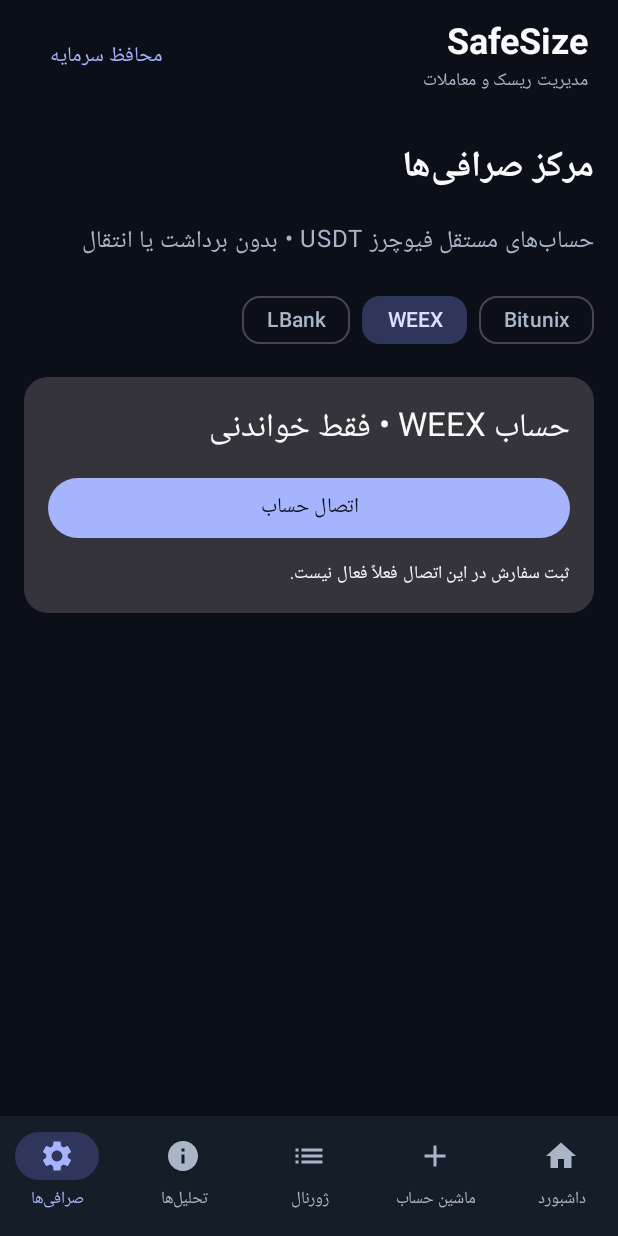
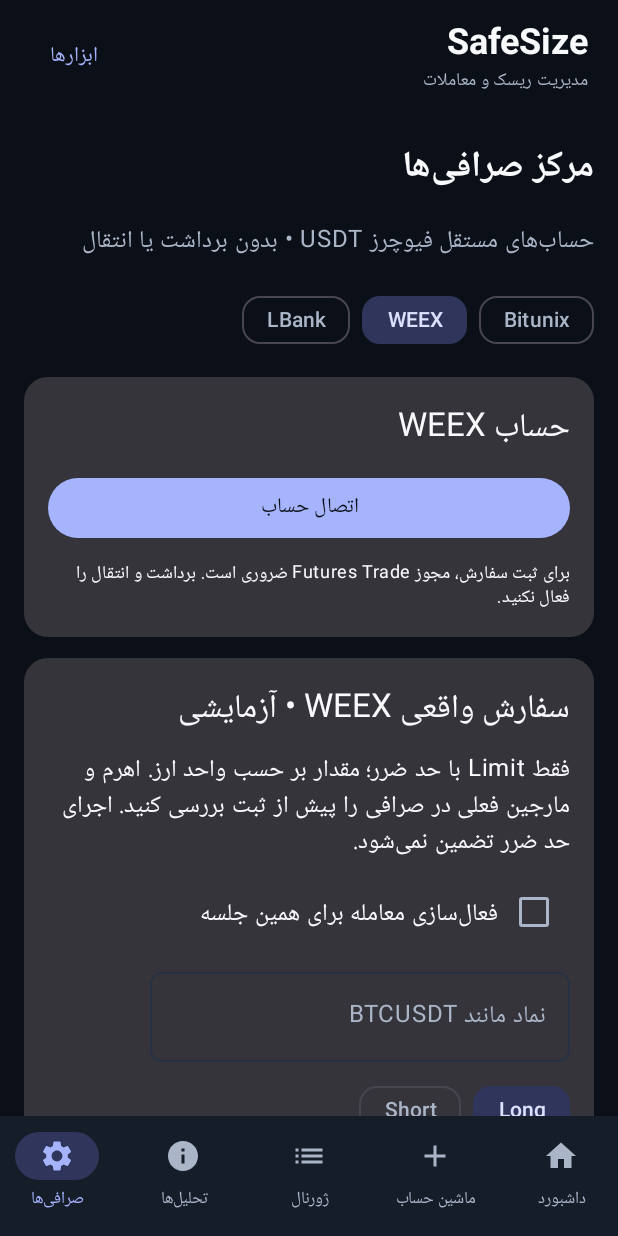
Before and after one commit to aliprogrammer75/SafeSize, an Android app built with Jetpack Compose: the ExchangeHubScreen screen opened through its navigation route, after a tap on "WEEX", on a phone screen of 412 x 824 dp. Run offline under Robolectric (Android 15) with nearby library versions, the phone set to English and light mode, and no system bars; our stand-ins replace Room's generated code; pictures from the network do not load.

Commit message:
Add WEEX order preview and fill journal, offline coaching, discipline score, backup and periodic risk notifications

```diff
--- a/app/build.gradle.kts
+++ b/app/build.gradle.kts
@@ -46,6 +46,7 @@ dependencies {
     implementation(libs.androidx.material3)
     implementation(libs.androidx.room.runtime)
     implementation(libs.androidx.room.ktx)
+    implementation("androidx.work:work-runtime-ktx:2.9.1")
     ksp(libs.androidx.room.compiler)
     implementation(libs.androidx.navigation.compose)
     implementation(libs.kotlinx.serialization.json)
--- a/app/src/main/AndroidManifest.xml
+++ b/app/src/main/AndroidManifest.xml
@@ -2,6 +2,7 @@
 <manifest xmlns:android="http://schemas.android.com/apk/res/android">
 
     <uses-permission android:name="android.permission.INTERNET" />
+    <uses-permission android:name="android.permission.POST_NOTIFICATIONS" />
 
     <application
         android:usesCleartextTraffic="false"
--- a/app/src/main/java/com/example/MainActivity.kt
+++ b/app/src/main/java/com/example/MainActivity.kt
@@ -42,6 +42,7 @@ import androidx.navigation.compose.rememberNavController
 import com.example.ui.DashboardScreen
 import com.example.ui.ExchangeHubScreen
 import com.example.ui.RiskStudioScreen
+import com.example.ui.ProductToolsScreen
 import androidx.compose.material3.TextButton
 import com.example.ui.BitunixTradingScreen
 import com.example.ui.TradeAnalyticsScreen
@@ -80,7 +81,7 @@ fun MainScreen() {
                         Text("SafeSize", style = MaterialTheme.typography.headlineSmall, fontWeight = FontWeight.Bold)
                         Text("مدیریت ریسک و معاملات", style = MaterialTheme.typography.labelMedium, color = MaterialTheme.colorScheme.onSurfaceVariant)
                     }
-                    TextButton(onClick = { navController.navigate("risk") { launchSingleTop = true } }) { Text("محافظ سرمایه") }
+                    TextButton(onClick = { navController.navigate("tools") { launchSingleTop = true } }) { Text("ابزارها") }
                 }
             }
         },
@@ -129,6 +130,7 @@ fun MainScreen() {
             composable("exchange") { ExchangeHubScreen(onTrade = { navController.navigate("bitunix-trade") }) }
             composable("bitunix-trade") { BitunixTradingScreen() }
             composable("risk") { RiskStudioScreen(viewModel) }
+            composable("tools") { ProductToolsScreen(viewModel, onRisk = { navController.navigate("risk") }) }
         }
     }
 }
--- a/app/src/main/java/com/example/data/Trade.kt
+++ b/app/src/main/java/com/example/data/Trade.kt
@@ -3,6 +3,7 @@ package com.example.data
 import androidx.room.Entity
 import androidx.room.PrimaryKey
 
+@kotlinx.serialization.Serializable
 @Entity(tableName = "trades")
 data class Trade(
     @PrimaryKey(autoGenerate = true) val id: Int = 0,
--- a/app/src/main/java/com/example/ui/ExchangeHubScreen.kt
+++ b/app/src/main/java/com/example/ui/ExchangeHubScreen.kt
@@ -44,7 +44,13 @@ fun ExchangeHubScreen(onTrade: () -> Unit) {
                 BitunixAccountCard()
                 Button(onClick = onTrade, modifier = Modifier.fillMaxWidth()) { Text("مدیریت سفارش‌های Bitunix") }
                 ExchangeJournal()
-            } else OtherAccount(selected)
+            } else {
+                OtherAccount(selected)
+                if (selected == "weex") {
+                    WeexTradingCard()
+                    ExchangeJournal("weex")
+                }
+            }
         }
     }
 }
@@ -78,7 +84,7 @@ private fun OtherAccount(exchange: String) {
     LaunchedEffect(Unit) { refresh() }
     Card {
         Column(Modifier.fillMaxWidth().padding(16.dp), verticalArrangement = Arrangement.spacedBy(10.dp)) {
-            Text(if (exchange == "weex") "حساب WEEX • فقط خواندنی" else "LBank • اتصال آزمایشی", style = MaterialTheme.typography.titleLarge)
+            Text(if (exchange == "weex") "حساب WEEX" else "LBank • اتصال آزمایشی", style = MaterialTheme.typography.titleLarge)
             if (busy) LinearProgressIndicator(Modifier.fillMaxWidth())
             if (error.isNotBlank()) Text(error, color = MaterialTheme.colorScheme.error)
             data?.let { a ->
@@ -108,12 +114,12 @@ private fun OtherAccount(exchange: String) {
                     TextButton(onClick = { disconnect = true }, enabled = !busy) { Text("حذف کلید") }
                 }
             }
-            Text("ثبت سفارش در این اتصال فعلاً فعال نیست.", style = MaterialTheme.typography.bodySmall)
+            Text(if (exchange == "weex") "برای ثبت سفارش، مجوز Futures Trade ضروری است. برداشت و انتقال را فعال نکنید." else "ثبت سفارش در این اتصال فعال نیست.", style = MaterialTheme.typography.bodySmall)
         }
     }
     if (edit) {
         var api by remember { mutableStateOf("") }; var secret by remember { mutableStateOf("") }; var pass by remember { mutableStateOf("") }
-        AlertDialog(onDismissRequest = { if (!busy) edit = false }, title = { Text("کلید API فقط خواندنی") }, text = {
+        AlertDialog(onDismissRequest = { if (!busy) edit = false }, title = { Text("اتصال کلید API") }, text = {
             Column(verticalArrangement = Arrangement.spacedBy(8.dp)) {
                 if (exchange == "lbank") Text("کلید HmacSHA256 فیوچرز؛ این اتصال آزمایشی است.")
                 CompositionLocalProvider(LocalLayoutDirection provides LayoutDirection.Ltr) {
@@ -167,7 +173,7 @@ private fun csvField(raw: String): String {
 }
 
 @Composable
-private fun ExchangeJournal() {
+private fun ExchangeJournal(exchange: String = "bitunix") {
     val context = LocalContext.current.applicationContext
     val scope = rememberCoroutineScope()
     val prefs = remember { context.getSharedPreferences("exchange_journal_v1", 0) }
@@ -197,8 +203,8 @@ private fun ExchangeJournal() {
         } else exportText = ""
     }
     suspend fun loadLocal(): BitunixCredentials? {
-        val c = withContext(Dispatchers.IO) { BitunixVault(context).load() }
-        val tag = c?.let { accountTag(it.apiKey) } ?: ""
+        val c = withContext(Dispatchers.IO) { BitunixVault(context, exchange).load() }
+        val tag = c?.let { if (exchange == "bitunix") accountTag(it.apiKey) else accountTag(exchange + ":" + it.apiKey) } ?: ""
         if (tag != owner) {
             owner = tag
             entries = if (tag.isBlank()) emptyList() else decodeHistory(prefs.getString(tag + "_history", "[]") ?: "[]")
@@ -217,8 +223,8 @@ private fun ExchangeJournal() {
     val sum = pnl.fold(BigDecimal.ZERO) { a, b -> a + b }
     Card {
         Column(Modifier.fillMaxWidth().padding(16.dp), verticalArrangement = Arrangement.spacedBy(8.dp)) {
-            Text("ژورنال صرافی Bitunix", style = MaterialTheme.typography.titleLarge)
-            Text("تاریخچه ذخیره‌شده روی گوشی؛ حداکثر ۵۰۰ رکورد اخیر. سود خام قبل از کارمزد و فاندینگ.")
+            Text(if (exchange == "weex") "ژورنال اجرای معاملات WEEX" else "ژورنال صرافی Bitunix", style = MaterialTheme.typography.titleLarge)
+            Text(if (exchange == "weex") "۱۰۰ اجرای اخیر در ۷ روز گذشته؛ هر اجرا یک رکورد است، نه یک معامله کامل. فاندینگ دریافت نمی‌شود." else "تاریخچه ذخیره‌شده روی گوشی؛ حداکثر ۵۰۰ رکورد اخیر. سود خام قبل از کارمزد و فاندینگ.")
             if (lastSync > 0) Text("آخرین دریافت: " + DateFormat.getDateTimeInstance().format(Date(lastSync)), style = MaterialTheme.typography.labelSmall)
             Button(enabled = !busy, onClick = {
                 busy = true; status = ""
@@ -226,9 +232,9 @@ private fun ExchangeJournal() {
                     try {
                         val c = loadLocal() ?: error("ابتدا حساب را متصل کنید")
                         val tag = owner
-                        val fresh = BitunixClient.history(c)
-                        val current = withContext(Dispatchers.IO) { BitunixVault(context).load() }
-                        require(current != null && accountTag(current.apiKey) == tag)
+                        val fresh = if (exchange == "weex") ExchangeReadClient.weexHistory(c) else BitunixClient.history(c)
+                        val current = withContext(Dispatchers.IO) { BitunixVault(context, exchange).load() }
+                        require(current != null && (if (exchange == "bitunix") accountTag(current.apiKey) else accountTag(exchange + ":" + current.apiKey)) == tag)
                         entries = (fresh + entries).distinctBy { it.id }.sortedByDescending { it.time }.take(500)
                         lastSync = System.currentTimeMillis()
                         prefs.edit().putString(tag + "_history", encodeHistory(entries)).putLong(tag + "_sync", lastSync).apply()
@@ -257,10 +263,10 @@ private fun ExchangeJournal() {
                             val rows = mutableListOf("exchange,symbol,side,realized_pnl_before_fees,funding,fee,updated_at_ms,position_id,strategy,note")
                             shown.forEach { e ->
                                 val n = notes[e.id]
-                                rows.add(listOf("Bitunix", e.symbol, e.side, e.pnl, e.funding, e.fee, e.time.toString(), e.id, n?.strategy ?: "", n?.note ?: "").joinToString(",") { csvField(it) })
+                                rows.add(listOf(exchange, e.symbol, e.side, e.pnl, e.funding, e.fee, e.time.toString(), e.id, n?.strategy ?: "", n?.note ?: "").joinToString(",") { csvField(it) })
                             }
                             exportText = "\uFEFF" + rows.joinToString("\r\n")
-                            export.launch("SafeSize-Bitunix.csv")
+                            export.launch("SafeSize-" + exchange + ".csv")
                         } catch (e: CancellationException) { throw e }
                         catch (_: Exception) { status = "حساب تغییر کرده یا خروجی ناموفق است"; exportText = "" }
                     }
--- /dev/null
+++ b/app/src/main/java/com/example/ui/WeexTradingCard.kt
@@ -0,0 +1,74 @@
+package com.example.ui
+import androidx.compose.foundation.layout.*
+import androidx.compose.material3.*
+import androidx.compose.runtime.*
+import androidx.compose.ui.Modifier
+import androidx.compose.ui.platform.LocalContext
+import androidx.compose.ui.unit.dp
+import com.example.data.*
+import kotlinx.coroutines.*
+import java.util.UUID
+import java.util.Locale
+
+@Composable
+fun WeexTradingCard() {
+    val context = LocalContext.current.applicationContext
+    val scope = rememberCoroutineScope()
+    val pending = remember { context.getSharedPreferences("weex_pending_v1", 0) }
+    var symbol by remember { mutableStateOf("") }
+    var direction by remember { mutableStateOf("LONG") }
+    var qty by remember { mutableStateOf("") }
+    var price by remember { mutableStateOf("") }
+    var stop by remember { mutableStateOf("") }
+    var tp by remember { mutableStateOf("") }
+    var enabled by remember { mutableStateOf(false) }
+    var busy by remember { mutableStateOf(false) }
+    var draft by remember { mutableStateOf<WeexDraft?>(null) }
+    var unresolved by remember { mutableStateOf(pending.getString("id", "") ?: "") }
+    var result by remember { mutableStateOf("") }
+    val valid = symbol.matches(Regex("[A-Z0-9]{2,20}USDT")) && listOf(qty, price, stop).all { it.toBigDecimalOrNull()?.signum() == 1 } &&
+        (if (direction == "LONG") stop.toBigDecimalOrNull()?.let { s -> price.toBigDecimalOrNull()?.let { s < it } } == true else stop.toBigDecimalOrNull()?.let { s -> price.toBigDecimalOrNull()?.let { s > it } } == true)
+    Card {
+        Column(Modifier.fillMaxWidth().padding(16.dp), verticalArrangement = Arrangement.spacedBy(8.dp)) {
+            Text("سفارش واقعی WEEX • آزمایشی", style = MaterialTheme.typography.titleLarge)
+            Text("فقط Limit با حد ضرر؛ مقدار بر حسب واحد ارز. اهرم و مارجین فعلی در صرافی را پیش از ثبت بررسی کنید. اجرای حد ضرر تضمین نمی‌شود.")
+            Row { Checkbox(enabled, { enabled = it }, enabled = !busy); Text("فعال‌سازی معامله برای همین جلسه", modifier = Modifier.padding(top = 12.dp)) }
+            OutlinedTextField(symbol, { symbol = it.uppercase(Locale.US).replace("/", "").trim() }, label = { Text("نماد مانند BTCUSDT") }, singleLine = true)
+            Row(horizontalArrangement = Arrangement.spacedBy(8.dp)) {
+                FilterChip(direction == "LONG", { direction = "LONG" }, { Text("Long") }, enabled = !busy)
+                FilterChip(direction == "SHORT", { direction = "SHORT" }, { Text("Short") }, enabled = !busy)
+            }
+            OutlinedTextField(qty, { qty = it }, label = { Text("حجم به واحد ارز") }, singleLine = true)
+            OutlinedTextField(price, { price = it }, label = { Text("قیمت Limit") }, singleLine = true)
+            OutlinedTextField(stop, { stop = it }, label = { Text("حد ضرر") }, singleLine = true)
+            OutlinedTextField(tp, { tp = it }, label = { Text("حد سود اختیاری") }, singleLine = true)
+            Button(enabled = valid && enabled && !busy && unresolved.isBlank(), onClick = {
+                draft = WeexDraft(symbol, direction, "LIMIT", qty, price, stop, tp, UUID.randomUUID().toString().replace("-", ""))
+            }) { Text("پیش‌نمایش سفارش") }
+            if (unresolved.isNotBlank()) {
+                Text("شناسه درخواست نامشخص: " + unresolved + "؛ قبل از هر ارسال بعدی، وضعیت را در خود صرافی بررسی کنید.", color = MaterialTheme.colorScheme.error)
+                TextButton(enabled = !busy, onClick = { pending.edit().remove("id").commit(); unresolved = ""; enabled = false }) { Text("وضعیت را در صرافی بررسی کردم") }
+            }
+            if (busy) LinearProgressIndicator(Modifier.fillMaxWidth())
+            if (result.isNotBlank()) Text(result)
+        }
+    }
+    draft?.let { d -> AlertDialog(onDismissRequest = { draft = null }, title = { Text("تأیید سفارش واقعی") },
+        text = { Text(d.symbol + " • " + d.position + "\nحجم: " + d.qty + "\nقیمت: " + d.price + "\nحد ضرر: " + d.stop + "\nحد سود: " + d.tp.ifBlank { "ندارد" } + "\nمطمئن شوید حجم، حداقل سفارش و اهرم را در صرافی بررسی کرده‌اید.") },
+        confirmButton = { Button(enabled = !busy && enabled && unresolved.isBlank(), onClick = {
+            draft = null; busy = true
+            scope.launch {
+                try {
+                    val c = withContext(Dispatchers.IO) { BitunixVault(context, "weex").load() } ?: error("حساب متصل نیست")
+                    require(withContext(Dispatchers.IO) { pending.edit().putString("id", d.id).commit() })
+                    unresolved = d.id
+                    val orderId = ExchangeReadClient.weexPlace(c, d)
+                    require(withContext(Dispatchers.IO) { pending.edit().remove("id").commit() })
+                    unresolved = ""
+                    result = "سفارش پذیرفته شد: " + orderId + "؛ پذیرش به معنی اجرا نیست."
+                } catch (e: CancellationException) { throw e }
+                catch (_: Exception) { result = "ارسال ناموفق یا نامشخص؛ وضعیت را در صرافی بررسی کنید." }
+                finally { busy = false }
+            }
+        }) { Text("ارسال واقعی") } }, dismissButton = { TextButton(onClick = { draft = null }) { Text("انصراف") } }) }
+}
```
Also changed, not shown: app/src/main/java/com/example/data/ExchangeReadClient.kt (+52 -2 lines), app/src/main/java/com/example/data/RiskReminderWorker.kt (added, +44 -0 lines), app/src/main/java/com/example/ui/ProductToolsScreen.kt (added, +171 -0 lines).
